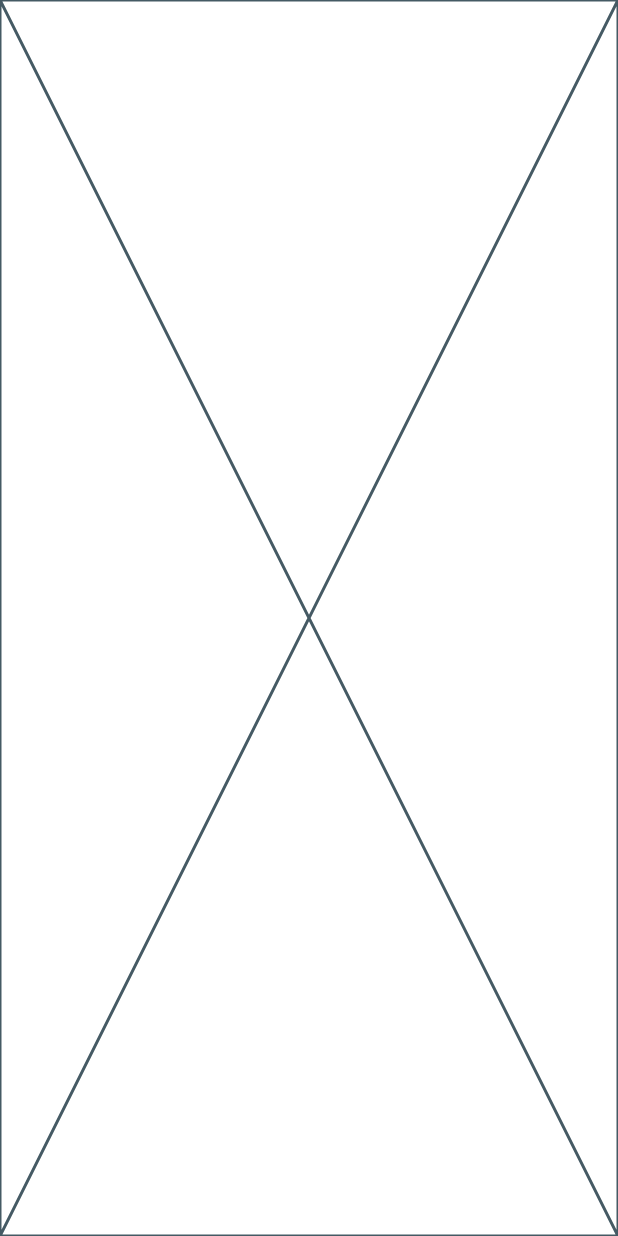
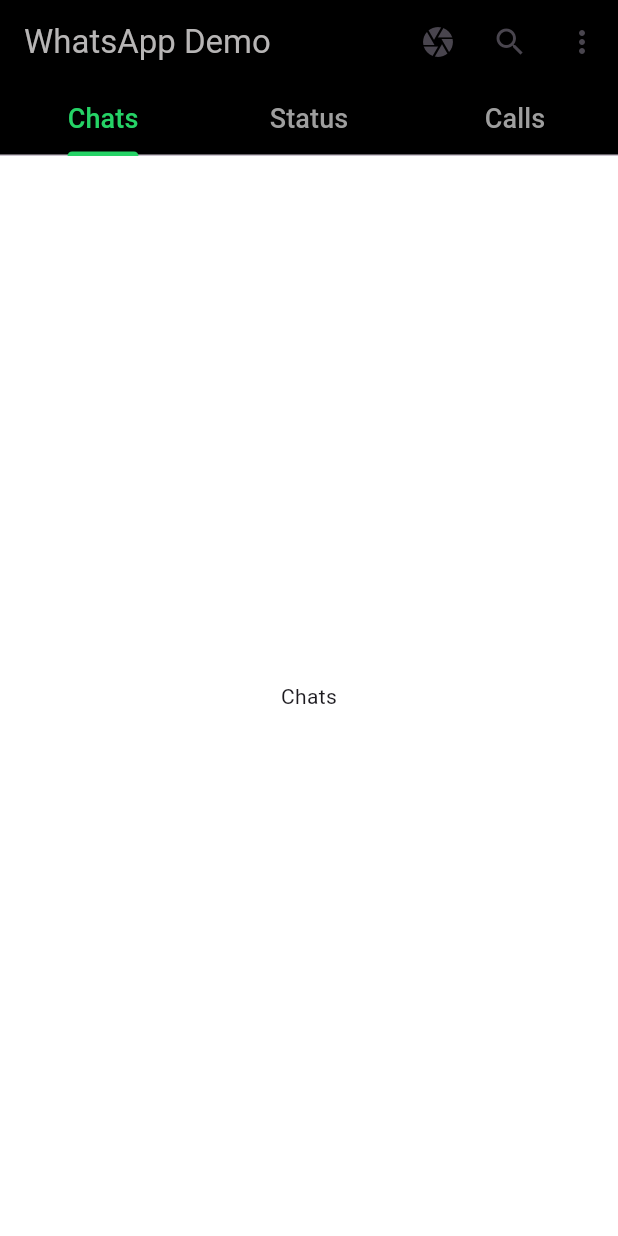
Before and after one commit to SanduSenarathne/demo_app, a Flutter app: the screen it shows after launch, on a phone screen of 412 x 824 dp. Run offline on Flutter 3.47's test engine with Material 2 defaults, Android fonts, the phone set to English and light mode, and no system bars.

Commit message:
create the tab bar of the app

```diff
--- a/lib/View/layout.dart
+++ b/lib/View/layout.dart
@@ -1,10 +1,115 @@
 import 'package:flutter/material.dart';
 
 class LayoutPage extends StatelessWidget {
-  const LayoutPage({super.key});
+  final List<Tab> myTabs = <Tab>[
+    Tab(text: 'Chats'),
+    Tab(text: 'Status'),
+    Tab(text: 'Calls'),
+  ];
 
   @override
   Widget build(BuildContext context) {
-    return const Placeholder();
+    return DefaultTabController(
+      length: myTabs.length,
+      child: Scaffold(
+        appBar: AppBar(
+          backgroundColor: Colors.black,
+          title: Row(
+            children: [
+              Text(
+                'WhatsApp Demo',
+                style: TextStyle(
+                  color: Color.fromARGB(255, 183, 181, 181),
+                ),
+              ),
+            ],
+          ),
+          actions: [
+            IconButton(
+              icon: Icon(Icons.camera),
+              onPressed: () {},
+            ),
+            IconButton(
+              icon: Icon(Icons.search),
+              onPressed: () {},
+            ),
+            PopupMenuButton(
+              itemBuilder: (BuildContext context) {
+                return [
+                  PopupMenuItem(
+                    child: Text(
+                      'New group',
+                      style: TextStyle(color: Colors.white),
+                    ),
+                    value: 'newgroup',
+                  ),
+                  PopupMenuItem(
+                    child: Text(
+                      'New broadcast',
+                      style: TextStyle(color: Colors.white),
+                    ),
+                    value: 'newbroadcast',
+                  ),
+                  PopupMenuItem(
+                    child: Text(
+                      'Linked devices',
+                      style: TextStyle(color: Colors.white),
+                    ),
+                    value: 'linked_dev',
+                  ),
+                  PopupMenuItem(
+                    child: Text(
+                      'Starred messages',
+                      style: TextStyle(color: Colors.white),
+                    ),
+                    value: 'starmessages',
+                  ),
+                  PopupMenuItem(
+                    child: Text(
+                      'Settings',
+                      style: TextStyle(color: Colors.white),
+                    ),
+                    value: 'settings',
+                  ),
+                ];
+              },
+              color: Color.fromARGB(255, 99, 99, 99),
+            ),
+          ],
+          bottom: TabBar(
+            tabs: myTabs,
+            indicatorColor: const Color.fromRGBO(37, 211, 102, 1.0),
+            unselectedLabelColor: Colors.grey,
+            labelColor: Color.fromRGBO(37, 211, 102, 1.0),
+            labelStyle: TextStyle(fontSize: 18.0),
+          ),
+        ),
+        body: TabBarView(
+          children: [
+            // Chat screen
+            Container(
+              color: Colors.white,
+              child: Center(
+                child: Text('Chats'),
+              ),
+            ),
+            // Status screen
+            Container(
+              color: Colors.white,
+              child: Center(
+                child: Text('Status'),
+              ),
+            ),
+            // Calls screen
+            Container(
+              color: Colors.white,
+              child: Center(
+                child: Text('Calls'),
+              ),
+            ),
+          ],
+        ),
+      ),
+    );
   }
 }
--- a/lib/main.dart
+++ b/lib/main.dart
@@ -17,7 +17,7 @@ class MyApp extends StatelessWidget {
         colorScheme: ColorScheme.fromSeed(seedColor: Colors.deepPurple),
         useMaterial3: true,
       ),
-      home: const LayoutPage(),
+      home: LayoutPage(),
     );
   }
 }
--- a/pubspec.yaml
+++ b/pubspec.yaml
@@ -35,6 +35,7 @@ dependencies:
   # The following adds the Cupertino Icons font to your application.
   # Use with the CupertinoIcons class for iOS style icons.
   cupertino_icons: ^1.0.2
+  get: ^4.6.5
 
 dev_dependencies:
   flutter_test:
```
Also changed, not shown: pubspec.lock.
